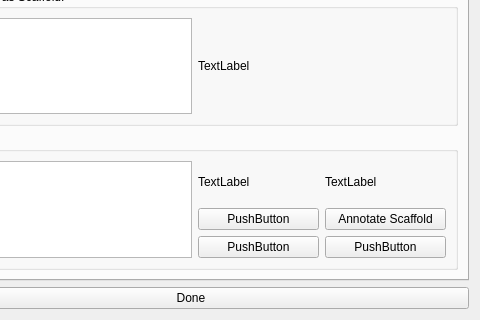
Qt form mapclientplugins/sparccurationhelperstep/qt/sparccurationhelperwidget.ui (mapclient-plugins/mapclientplugins.sparccurationhelperstep) before a commit; both pictures show x 98 to 578 and y 201 to 521 of the 578 by 521 pixel window.
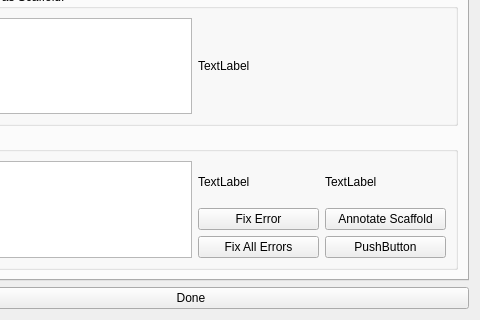
The same form after that commit.

Commit message: Annotate Scaffold

Diff of the .ui file:
```diff
--- a/mapclientplugins/sparccurationhelperstep/qt/sparccurationhelperwidget.ui
+++ b/mapclientplugins/sparccurationhelperstep/qt/sparccurationhelperwidget.ui
@@ -76,7 +76,7 @@
             <item row="2" column="0">
              <widget class="QPushButton" name="pushButton_2">
               <property name="text">
-               <string>PushButton</string>
+               <string>Fix All Errors</string>
               </property>
              </widget>
             </item>
@@ -96,7 +96,7 @@
                </sizepolicy>
               </property>
               <property name="text">
-               <string>PushButton</string>
+               <string>Fix Error</string>
               </property>
              </widget>
             </item>
```
Left out of the diff: 4 changed lines with no effect on the pictures. The commit also changes 2 other files.
